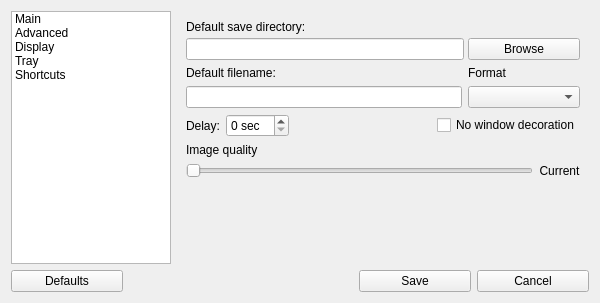
Old version of the form src/ui/configwidget.ui in the repository lxqt/screengrab.
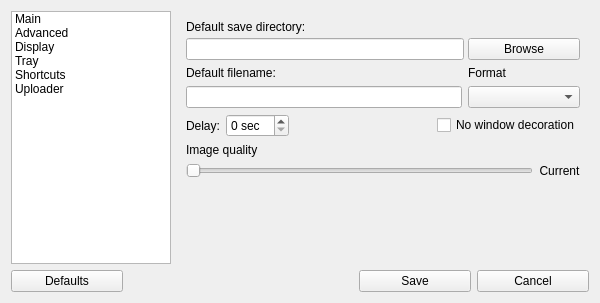
New version of the form. Custom widgets are drawn as their Qt base class.

Commit message: Add widget for uploader settings

Diff of the .ui file:
```diff
--- a/src/ui/configwidget.ui
+++ b/src/ui/configwidget.ui
@@ -67,6 +67,11 @@
          <string>Shortcuts</string>
         </property>
        </item>
+       <item>
+        <property name="text">
+         <string>Uploader</string>
+        </property>
+       </item>
       </widget>
      </item>
      <item>
```
The commit also changes 9 other files.
